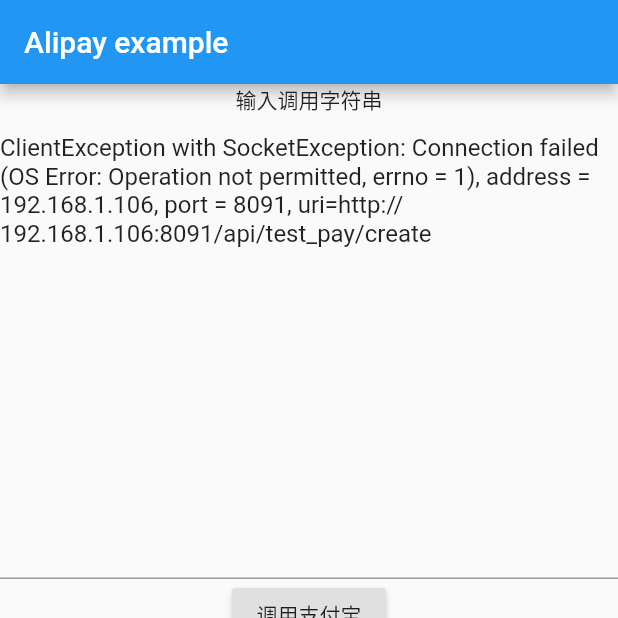
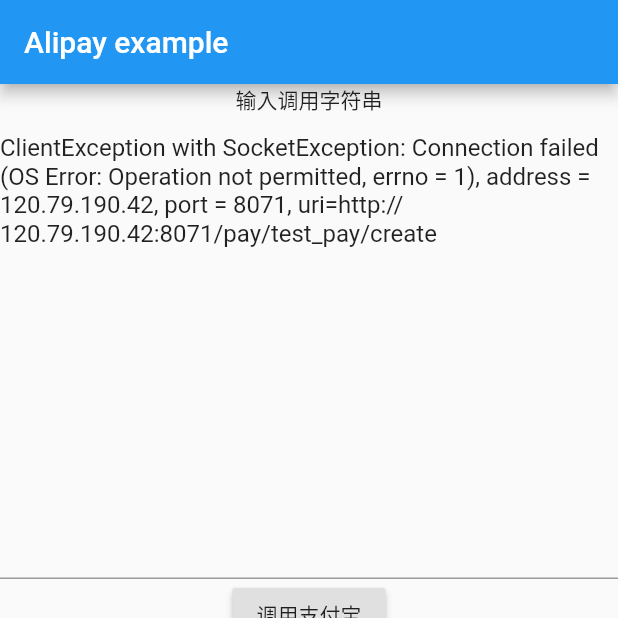
Before and after one commit to best-flutter/flutter_alipay, a Flutter app: the screen it shows after launch, on a phone screen of 412 x 824 dp, the top half of it. Run offline on Flutter 3.47's test engine with Material 2 defaults, Android fonts, the phone set to English and light mode, and no system bars; network calls fail.

Commit message:
更新测试地址

```diff
--- a/example/lib/main.dart
+++ b/example/lib/main.dart
@@ -22,7 +22,10 @@ class _MyAppState extends State<MyApp> {
   initState() {
     super.initState();
 
-    http.post("http://192.168.1.106:8091/api/test_pay/create", body: "{}")
+    http.post("http://120.79.190.42:8071/pay/test_pay/create", body: json.encode({
+      "fee":1,
+      "title":"test pay"
+    }))
         .then((http.Response response) {
       if(response.statusCode == 200){
         print(response.body);
```
